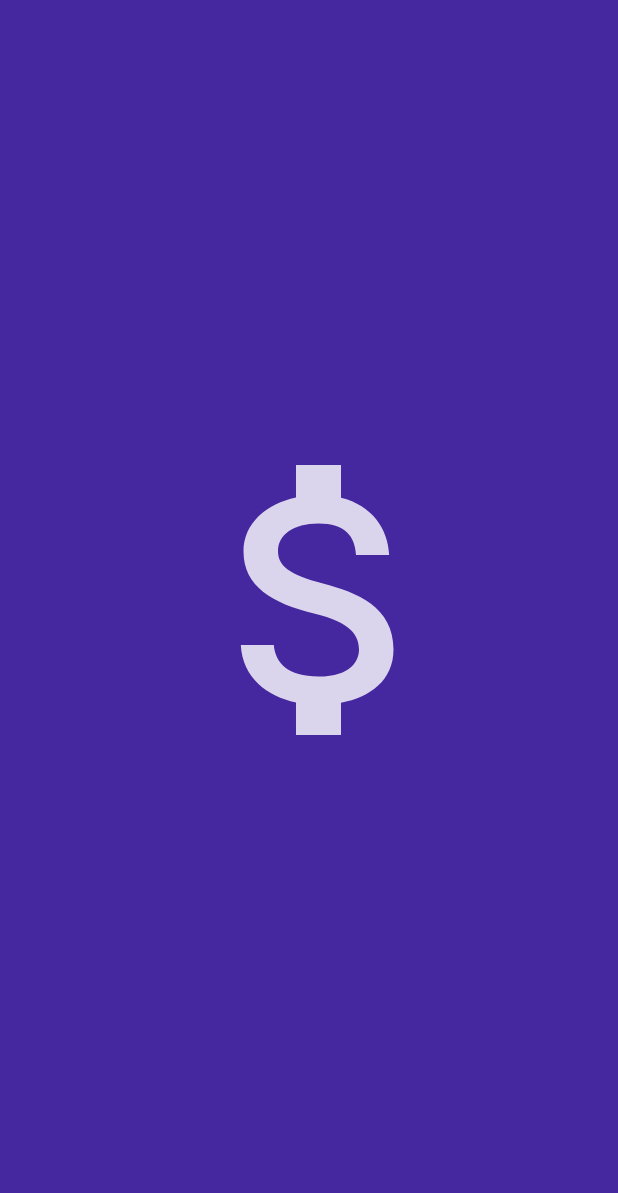
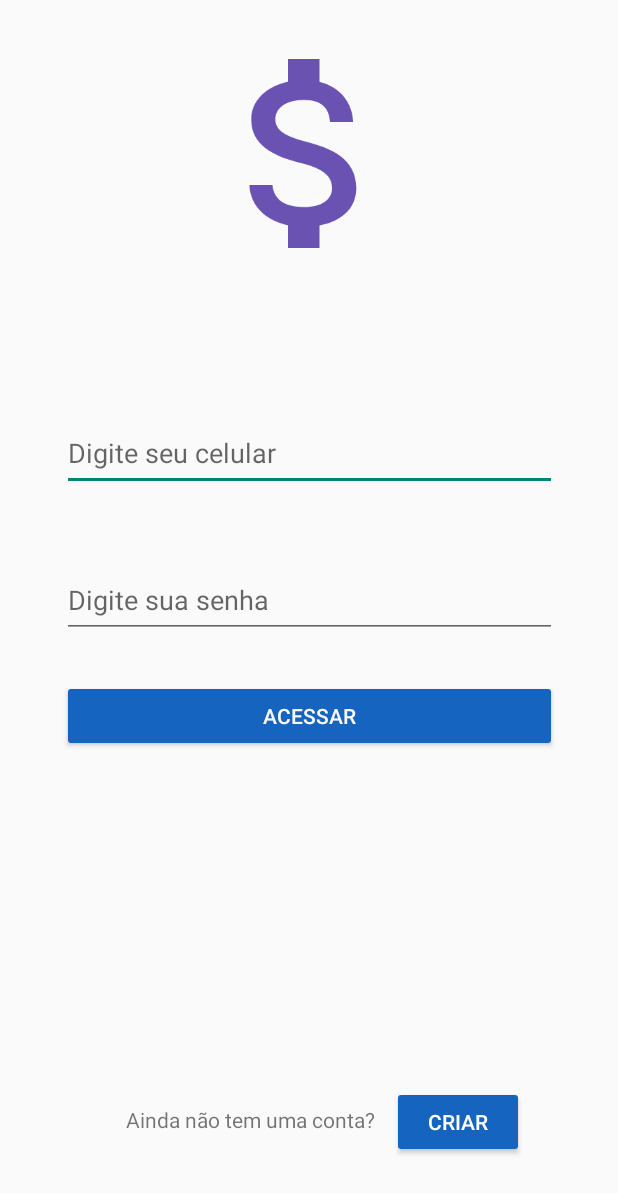
Before and after one commit to JonathanTolotti/dollar-app-android, an Android app: the screen it shows after launch (SplashScreenActivity before the commit, LoginActivity after it), on a phone screen of 412 x 824 dp. Shown: the top 1193 px of the screen. Run offline under Robolectric (Android 15) with nearby library versions, the phone set to English and light mode, and no system bars.

Commit message:
Cria activity de login.

```diff
--- a/app/src/main/AndroidManifest.xml
+++ b/app/src/main/AndroidManifest.xml
@@ -14,6 +14,10 @@
         android:theme="@style/Theme.DollarApp"
         tools:targetApi="31">
         <activity
+            android:name=".LoginActivity"
+            android:theme="@style/Theme.AppCompat.Light.NoActionBar"
+            android:exported="false" />
+        <activity
             android:name=".SplashScreenActivity"
             android:exported="true"
             android:theme="@style/Theme.AppCompat.NoActionBar">
--- /dev/null
+++ b/app/src/main/java/com/example/dollarapp/LoginActivity.java
@@ -0,0 +1,15 @@
+package com.example.dollarapp;
+
+import androidx.appcompat.app.AppCompatActivity;
+
+import android.os.Bundle;
+
+public class LoginActivity extends AppCompatActivity {
+
+    @Override
+    protected void onCreate(Bundle savedInstanceState) {
+        super.onCreate(savedInstanceState);
+        setContentView(R.layout.activity_login);
+    }
+
+}
--- a/app/src/main/java/com/example/dollarapp/SplashScreenActivity.java
+++ b/app/src/main/java/com/example/dollarapp/SplashScreenActivity.java
@@ -2,7 +2,9 @@ package com.example.dollarapp;
 
 import androidx.appcompat.app.AppCompatActivity;
 
+import android.content.Intent;
 import android.os.Bundle;
+import android.os.Handler;
 
 public class SplashScreenActivity extends AppCompatActivity {
 
@@ -10,5 +12,19 @@ public class SplashScreenActivity extends AppCompatActivity {
     protected void onCreate(Bundle savedInstanceState) {
         super.onCreate(savedInstanceState);
         setContentView(R.layout.activity_splash_screen);
+
+        //Chama a activity de login após a cotação do dólar
+        Handler handle = new Handler();
+        handle.postDelayed(new Runnable() {
+            @Override public void run() {
+                loadLoginActivity();
+            }
+        }, 2000);
+    }
+
+    public void loadLoginActivity() {
+        Intent intent = new Intent(SplashScreenActivity.this, LoginActivity.class);
+        startActivity(intent);
+        finish();
     }
 }
--- /dev/null
+++ b/app/src/main/res/layout/activity_login.xml
@@ -0,0 +1,86 @@
+<?xml version="1.0" encoding="utf-8"?>
+<androidx.constraintlayout.widget.ConstraintLayout xmlns:android="http://schemas.android.com/apk/res/android"
+    xmlns:app="http://schemas.android.com/apk/res-auto"
+    xmlns:tools="http://schemas.android.com/tools"
+    android:layout_width="match_parent"
+    android:layout_height="match_parent"
+    tools:context=".LoginActivity">
+
+    <EditText
+        android:id="@+id/editTextPhone"
+        android:layout_width="330dp"
+        android:layout_height="50dp"
+        android:layout_marginStart="53dp"
+        android:layout_marginTop="277dp"
+        android:layout_marginEnd="53dp"
+        android:ems="10"
+        android:hint="Digite seu celular"
+        android:inputType="phone"
+        app:layout_constraintEnd_toEndOf="parent"
+        app:layout_constraintStart_toStartOf="parent"
+        app:layout_constraintTop_toTopOf="parent" />
+
+    <EditText
+        android:id="@+id/editTextTextPassword"
+        android:layout_width="330dp"
+        android:layout_height="50dp"
+        android:layout_marginStart="53dp"
+        android:layout_marginTop="48dp"
+        android:layout_marginEnd="53dp"
+        android:ems="10"
+        android:hint="Digite sua senha"
+        android:inputType="textPassword"
+        app:layout_constraintEnd_toEndOf="parent"
+        app:layout_constraintStart_toStartOf="parent"
+        app:layout_constraintTop_toBottomOf="@+id/editTextPhone" />
+
+    <Button
+        android:id="@+id/button"
+        android:layout_width="330dp"
+        android:layout_height="wrap_content"
+        android:layout_marginStart="53dp"
+        android:layout_marginTop="28dp"
+        android:layout_marginEnd="53dp"
+        android:backgroundTint="#1565C0"
+        android:text="Acessar"
+        android:textColor="#FAF8F8"
+        app:layout_constraintEnd_toEndOf="parent"
+        app:layout_constraintStart_toStartOf="parent"
+        app:layout_constraintTop_toBottomOf="@+id/editTextTextPassword" />
+
+    <TextView
+        android:id="@+id/textView"
+        android:layout_width="wrap_content"
+        android:layout_height="wrap_content"
+        android:layout_marginStart="84dp"
+        android:layout_marginBottom="68dp"
+        android:text="Ainda não tem uma conta?"
+        app:layout_constraintBottom_toBottomOf="parent"
+        app:layout_constraintStart_toStartOf="parent" />
+
+    <Button
+        android:id="@+id/button2"
+        android:layout_width="wrap_content"
+        android:layout_height="wrap_content"
+        android:layout_marginBottom="52dp"
+        android:backgroundTint="#1565C0"
+        android:text="Criar"
+        android:textColor="#FFFFFF"
+        app:layout_constraintBottom_toBottomOf="parent"
+        app:layout_constraintEnd_toEndOf="parent"
+        app:layout_constraintHorizontal_bias="0.15"
+        app:layout_constraintStart_toEndOf="@+id/textView" />
+
+    <ImageView
+        android:id="@+id/imageView2"
+        android:layout_width="168dp"
+        android:layout_height="198dp"
+        android:layout_marginBottom="76dp"
+        android:tint="#4527A0"
+        app:layout_constraintBottom_toTopOf="@+id/editTextPhone"
+        app:layout_constraintEnd_toEndOf="parent"
+        app:layout_constraintStart_toStartOf="parent"
+        app:layout_constraintTop_toTopOf="parent"
+        app:layout_constraintVertical_bias="1.0"
+        app:srcCompat="@drawable/ic_action_name" />
+</androidx.constraintlayout.widget.ConstraintLayout>
```
